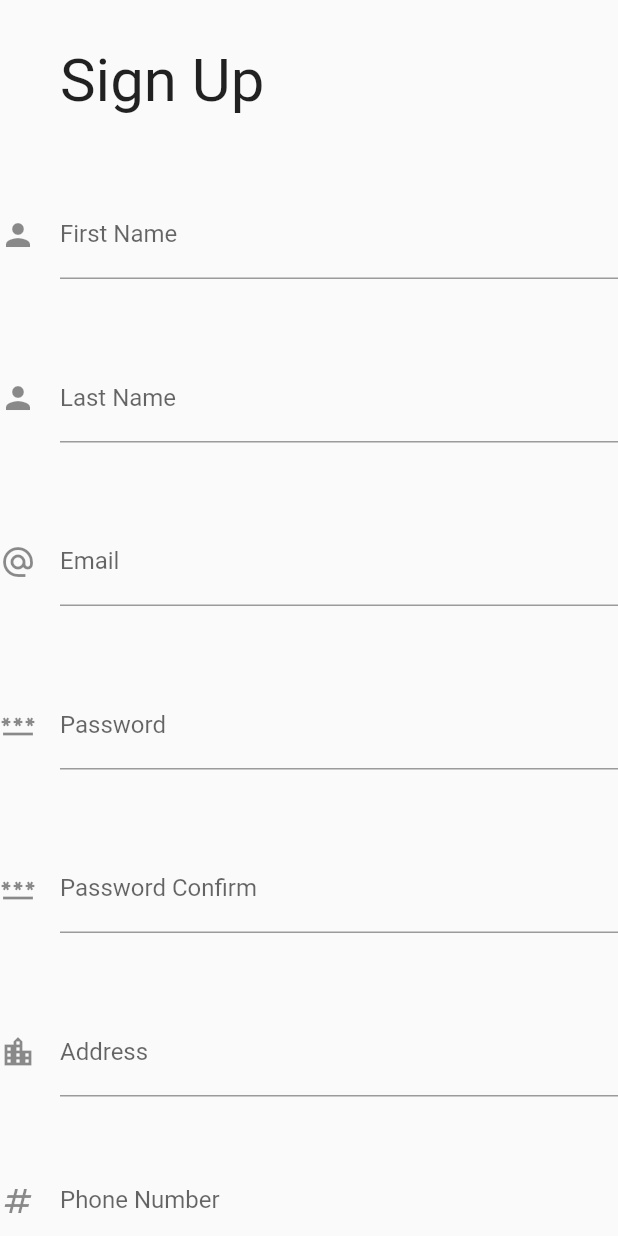
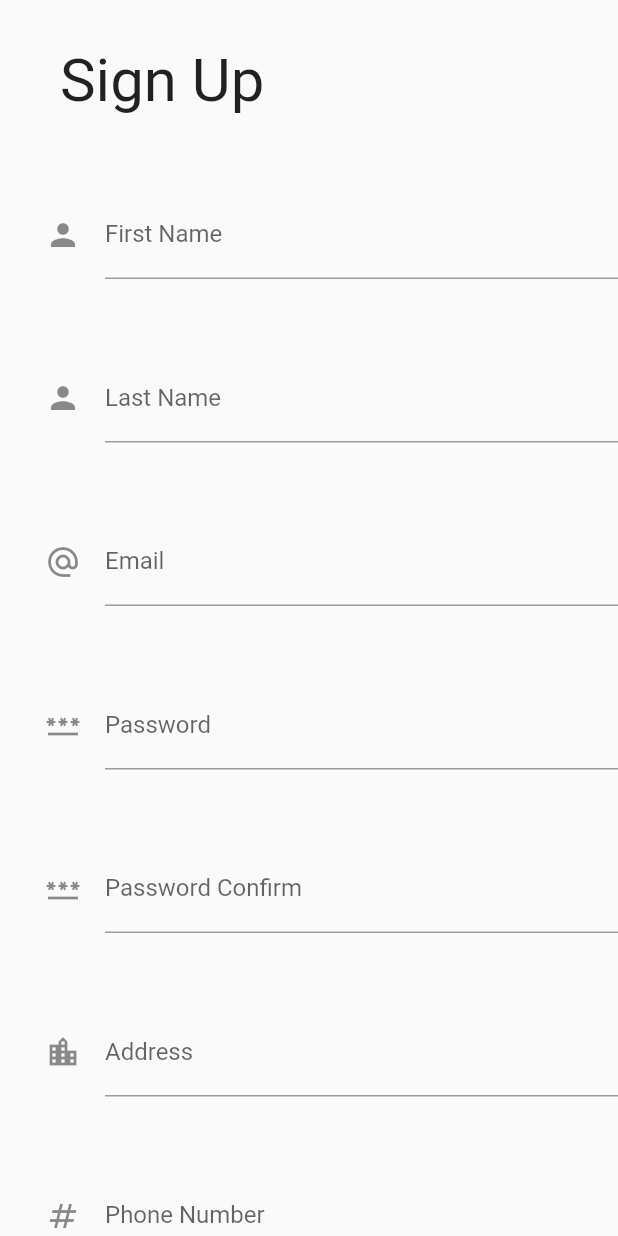
Before and after one commit to Snickledap/EcotoneApp, a Flutter app: the Sign_Up widget shown alone on an empty page, opened directly, on a phone screen of 412 x 824 dp. Run offline on Flutter 3.47's test engine with Material 2 defaults, Android fonts, the phone set to English and light mode, and no system bars; our stand-ins replace sizer, youtube_player_flutter; missing offline and left inert: flutter_custom_cards.

Commit message:
Better padding

```diff
--- a/lib/routes/login/Sign Up.dart
+++ b/lib/routes/login/Sign Up.dart
@@ -48,7 +48,7 @@ class Sign_UpState extends State<Sign_Up> {
               ),
             ),
             Padding(
-              padding: EdgeInsets.only(top: 50.0),
+              padding: EdgeInsets.fromLTRB(30.0, 50.0, 0,0),
               child: new TextFormField(
                 decoration: const InputDecoration(
                   icon: const Icon(Icons.person),
@@ -58,7 +58,7 @@ class Sign_UpState extends State<Sign_Up> {
               ),
             ),
             Padding(
-              padding: EdgeInsets.only(top: 50.0),
+              padding: EdgeInsets.fromLTRB(30.0, 50.0, 0,0),
               child: new TextFormField(
                 decoration: const InputDecoration(
                   icon: const Icon(Icons.person),
@@ -68,7 +68,7 @@ class Sign_UpState extends State<Sign_Up> {
               ),
             ),
             Padding(
-              padding: EdgeInsets.only(top: 50.0),
+              padding: EdgeInsets.fromLTRB(30.0, 50.0, 0,0),
               child: new TextFormField(
                 decoration: const InputDecoration(
                   icon: const Icon(Icons.alternate_email),
@@ -78,7 +78,7 @@ class Sign_UpState extends State<Sign_Up> {
               ),
             ),
             Padding(
-              padding: EdgeInsets.only(top: 50.0),
+              padding: EdgeInsets.fromLTRB(30.0, 50.0, 0,0),
               child: new TextFormField(
                 decoration: const InputDecoration(
                   icon: const Icon(Icons.password),
@@ -88,7 +88,7 @@ class Sign_UpState extends State<Sign_Up> {
               ),
             ),
             Padding(
-              padding: EdgeInsets.only(top: 50.0),
+              padding: EdgeInsets.fromLTRB(30.0, 50.0, 0,0),
               child: new TextFormField(
                 decoration: const InputDecoration(
                   icon: const Icon(Icons.password),
@@ -98,7 +98,7 @@ class Sign_UpState extends State<Sign_Up> {
               ),
             ),
             Padding(
-              padding: EdgeInsets.only(top: 50.0),
+              padding: EdgeInsets.fromLTRB(30.0, 50.0, 0,0),
               child: new TextFormField(
                 decoration: const InputDecoration(
                   icon: const Icon(Icons.location_city),
@@ -108,7 +108,7 @@ class Sign_UpState extends State<Sign_Up> {
               ),
             ),
             Padding(
-              padding: EdgeInsets.only(top: 40.0),
+              padding: EdgeInsets.fromLTRB(30.0, 50.0, 0,0),
               child: new TextFormField(
                 decoration: const InputDecoration(
                   icon: const Icon(Icons.numbers),
@@ -117,7 +117,7 @@ class Sign_UpState extends State<Sign_Up> {
                 ),
               ),
             ),
-            const Padding(padding: EdgeInsets.all(30)),
+            const Padding(padding: EdgeInsets.fromLTRB(30.0, 50.0, 0,0)),
             Container(alignment: Alignment.center,height:60, width: 600, child:
             ElevatedButton(
                 style:ElevatedButton.styleFrom(
```
